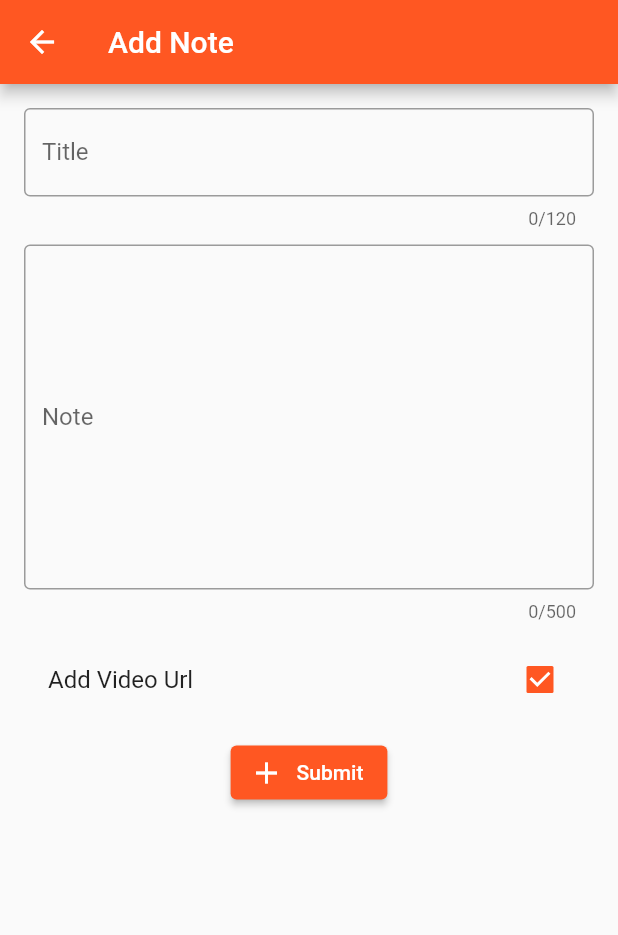
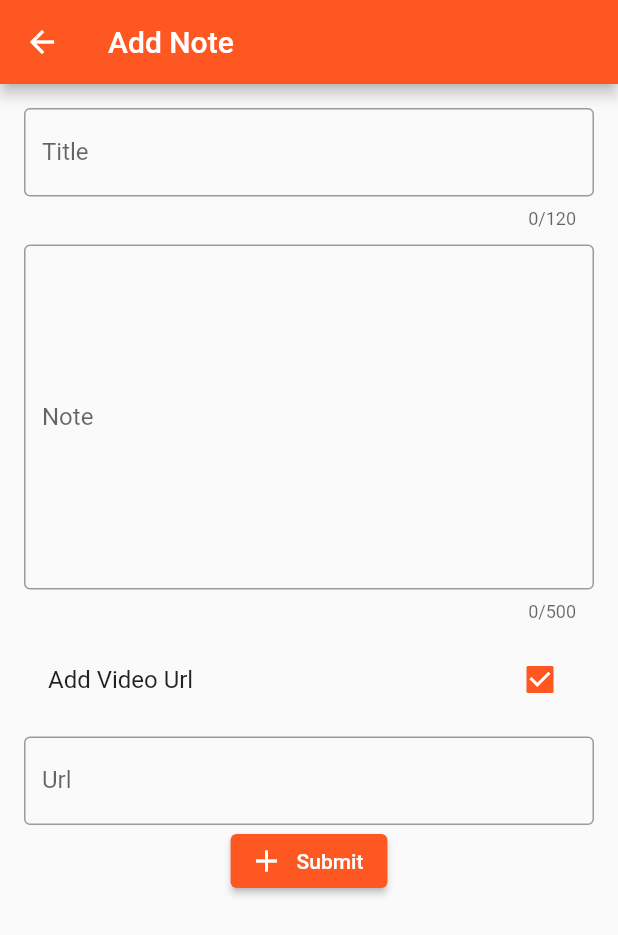
Before and after one commit to Adutta1998/BlocNotes, a Flutter app: the AddNoteScreen screen opened directly, after a tap on "Add Video Url", on a phone screen of 412 x 824 dp. Shown: the top 935 px of the screen. Run offline on Flutter 3.47's test engine with Material 2 defaults, Android fonts, the phone set to English and light mode, and no system bars; our stand-ins replace bloc, cloud_firestore, firebase_core, flutter_bloc, video_player; accounts and stored records are empty.

```diff
--- a/lib/Services/FirebaseService.dart
+++ b/lib/Services/FirebaseService.dart
@@ -43,7 +43,8 @@ class FirebaseService{
     var p = await reference.add({
       'title':n.title,
       'note':n.note,
-      'deleted':n.deleted
+      'deleted':n.deleted,
+      'url':n.url
     });
     if(p.id.length>0){
       return true;
--- a/lib/cubit/add_data_firestore_cubit.dart
+++ b/lib/cubit/add_data_firestore_cubit.dart
@@ -6,14 +6,16 @@ part 'add_data_firestore_state.dart';
 
 class AddDataFirestoreCubit extends Cubit<AddDataFirestoreState> {
   FirebaseRepository repository;
-  AddDataFirestoreCubit({required this.repository}) : super(AddDataFirestoreInitial());
+  AddDataFirestoreCubit({required this.repository}) : super(AddDataFirestoreInitial(false));
 
-  void addData(String title, String note) {
+  void addData(String title, String note, String? url) {
+    // print(url);
     emit(AddDataFirestoreAdding());
-    repository.addData(title,note).then((value) => emit(AddDataFirestoreAdded(status: value)));
+    repository.addData(title,note,url).then((value) => emit(AddDataFirestoreAdded(status: value)));
   }
 
   void setCheckStateChange(bool checkState){
-    emit(AddDataFirestoreVideoState(checkState));
+    print(checkState);
+    emit(AddDataFirestoreInitial(checkState));
   }
 }
--- a/lib/cubit/add_data_firestore_state.dart
+++ b/lib/cubit/add_data_firestore_state.dart
@@ -3,7 +3,10 @@ part of 'add_data_firestore_cubit.dart';
 @immutable
 abstract class AddDataFirestoreState {}
 
-class AddDataFirestoreInitial extends AddDataFirestoreState {}
+class AddDataFirestoreInitial extends AddDataFirestoreState {
+  final bool checkedState;
+  AddDataFirestoreInitial(this.checkedState);
+}
 class AddDataFirestoreAdding extends AddDataFirestoreState {}
 class AddDataFirestoreAdded extends AddDataFirestoreState {
   final bool status;
--- a/lib/data/Note.dart
+++ b/lib/data/Note.dart
@@ -3,17 +3,20 @@ class Note{
   String title;
   String note;
   bool deleted;
+  String? url;
 
   Note({
    required this.id,
    required this.title,
    required this.note,
    required this.deleted,
+            this.url,
  });
 
   Note.fromJSON(Map json) :
         id=json["id"],
         title=json["title"],
         note=json["note"],
-        deleted=json["deleted"];
+        deleted=json["deleted"],
+        url = json["url"];
 }
--- a/lib/repository/FirebaseRepository.dart
+++ b/lib/repository/FirebaseRepository.dart
@@ -27,8 +27,8 @@ class FirebaseRepository{
     service.deleteCollection(id);
   }
 
-  Future<bool> addData(String title, String note) async {
-    Note n = Note(id: "0", title: title, note: note, deleted: false);
+  Future<bool> addData(String title, String note,String? url) async {
+    Note n = Note(id: "0", title: title, note: note, deleted: false,url: url);
     bool p = await service.addData(n);
     return p;
   }
--- a/lib/screens/AddNoteScreen.dart
+++ b/lib/screens/AddNoteScreen.dart
@@ -7,7 +7,9 @@ import 'package:notes/repository/FirebaseRepository.dart';
 
 class AddNoteScreen extends StatelessWidget {
   AddNoteScreen({Key? key}) : super(key: key);
-  TextEditingController title=TextEditingController(),note = TextEditingController();
+  TextEditingController title=TextEditingController(),
+      note = TextEditingController(),
+      url = TextEditingController();
   FirebaseRepository repository = FirebaseRepository(service: FirebaseService(init: "Firebase"));
   // final GlobalKey<FormState> key = GlobalKey<FormState>();
 
@@ -33,8 +35,9 @@ class AddNoteScreen extends StatelessWidget {
                     SizedBox(height: 10.0,),
                     _noteText(),
                     SizedBox(height: 10.0,),
-                    _videoCheck(context),
+                    _videoCheck(context,state.checkedState),
                     SizedBox(height: 10.0,),
+                    (state.checkedState)?_urlInput(context):Text(""),
                     _submitButton(context)
                   ],
                 ),
@@ -93,13 +96,17 @@ class AddNoteScreen extends StatelessWidget {
 
  Widget _submitButton(context) {
     return ElevatedButton.icon(onPressed:(){
-      BlocProvider.of<AddDataFirestoreCubit>(context).addData(title.text.toString(),note.text.toString());
+      BlocProvider.of<AddDataFirestoreCubit>(context).addData(title.text.toString(),note.text.toString(),url.text.toString());
     }, icon: Icon(Icons.add), label: Text("Submit"));
  }
 
- Widget _videoCheck(context) {
-    return CheckboxListTile(value: true, onChanged: (checkState){
-      BlocProvider.of<AddDataFirestoreCubit>(context);
+ Widget _videoCheck(context,checkedState) {
+    return CheckboxListTile(value: checkedState, onChanged: (checkState){
+      BlocProvider.of<AddDataFirestoreCubit>(context).setCheckStateChange(checkState!);
     },title: Text("Add Video Url"),);
  }
+
+ Widget _urlInput(BuildContext context) {
+    return TextFormField(controller: url,decoration: InputDecoration(border: OutlineInputBorder(),labelText: "Url"),);
+ }
 }
--- a/pubspec.yaml
+++ b/pubspec.yaml
@@ -31,6 +31,7 @@ dependencies:
   # Use with the CupertinoIcons class for iOS style icons.
   cupertino_icons: ^1.0.2
   firebase_core: ^1.3.0
+  video_player: ^2.1.6
 
 dev_dependencies:
   flutter_test:
```
Also changed, not shown: lib/cubit/video_player_cubit.dart (added, +13 -0 lines), lib/cubit/video_player_state.dart (added, +8 -0 lines), lib/screens/VideoPlayerScreen.dart (added, +54 -0 lines), lib/screens/ViewNoteScreen.dart (+13 -1 lines), pubspec.lock, 2 other files.
